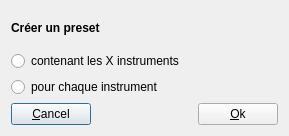
The window that sources/dialogs/dialogcreateelements.ui (davy7125/polyphone) describes before a commit, drawn with Qt 5.
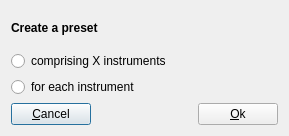
The same window after the commit. Icons and pictures are not drawn.

Patch:
```diff
--- a/sources/dialogs/dialogcreateelements.ui
+++ b/sources/dialogs/dialogcreateelements.ui
@@ -49,21 +49,21 @@
           </font>
          </property>
          <property name="text">
-          <string notr="true">Créer un preset</string>
+          <string notr="true">Create a preset</string>
          </property>
         </widget>
        </item>
        <item>
         <widget class="QRadioButton" name="radioOnlyOne">
          <property name="text">
-          <string notr="true">contenant les X instruments</string>
+          <string notr="true">comprising X instruments</string>
          </property>
         </widget>
        </item>
        <item>
         <widget class="QRadioButton" name="radioOnePerElement">
          <property name="text">
-          <string notr="true">pour chaque instrument</string>
+          <string notr="true">for each instrument</string>
          </property>
         </widget>
        </item>
```
Left out of the diff: 2 changed lines with no effect on the pictures.
